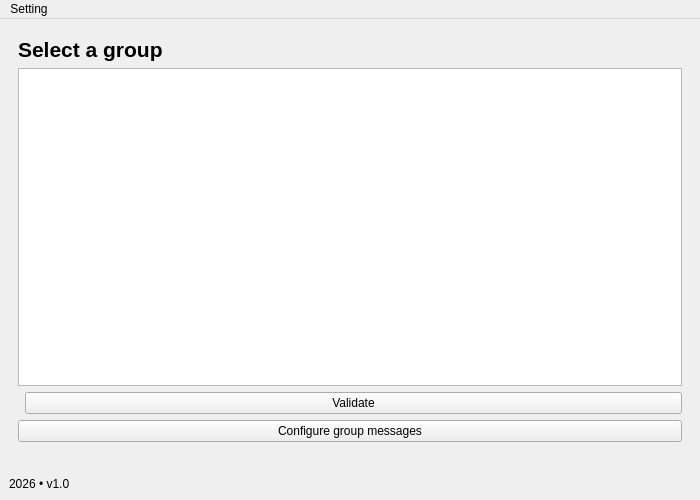
First picture: the form in app/ui/telegram_mql_ui.ui, repository Vincannes/TelegramMQL5, before the edit.
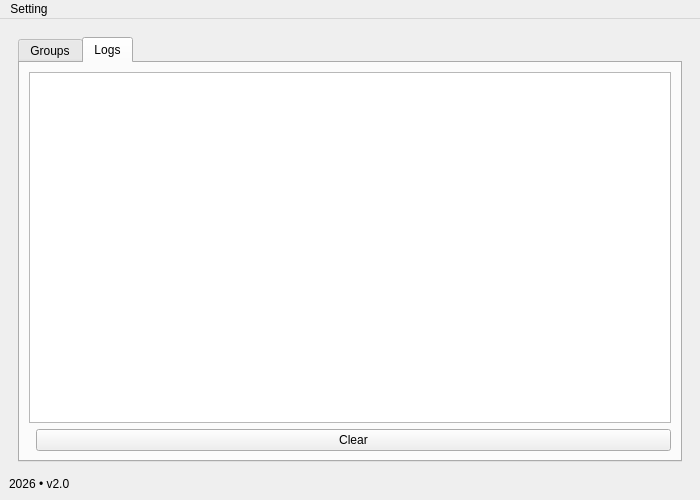
Second picture: the form after the edit. The open tabs and pages were chosen to show the change.

What changed in the file:
```diff
--- a/app/ui/telegram_mql_ui.ui
+++ b/app/ui/telegram_mql_ui.ui
@@ -443,22 +443,37 @@
       <!-- ================= PAGE GROUPS ================= -->
       <widget class="QWidget" name="page_groups">
        <layout class="QVBoxLayout" name="page2Layout">
+
+        <item>
+         <widget class="QTabWidget" name="tabWidget">
+
+          <!-- TAB: Groups -->
+          <widget class="QWidget" name="tabGroups">
+           <attribute name="title">
+            <string>Groups</string>
+           </attribute>
+           <layout class="QVBoxLayout" name="tabGroupsLayout">
+
         <item>
          <widget class="QLabel" name="titleGroups">
           <property name="font">
            <font>
-            <pointsize>16</pointsize>
+                <pointsize>14</pointsize>
             <bold>true</bold>
            </font>
           </property>
           <property name="text">
-           <string>Select a group</string>
+               <string>Select groups</string>
           </property>
          </widget>
         </item>
 
         <item>
-         <widget class="QListWidget" name="listGroups"/>
+             <widget class="QListWidget" name="listGroups">
+              <property name="selectionMode">
+               <enum>QAbstractItemView::SelectionMode::NoSelection</enum>
+              </property>
+             </widget>
         </item>
 
         <item>
@@ -488,7 +503,6 @@
         </widget>
        </item>
 
-        <!-- Status label -->
         <item>
          <widget class="QLabel" name="labelStatus">
           <property name="text">
@@ -506,6 +520,55 @@
        </layout>
       </widget>
 
+          <!-- TAB: Logs -->
+          <widget class="QWidget" name="tabLogs">
+           <attribute name="title">
+            <string>Logs</string>
+           </attribute>
+           <layout class="QVBoxLayout" name="tabLogsLayout">
+            <item>
+             <widget class="QTextEdit" name="logTextEdit">
+              <property name="readOnly">
+               <bool>true</bool>
+              </property>
+              <property name="lineWrapMode">
+               <enum>QTextEdit::LineWrapMode::NoWrap</enum>
+              </property>
+              <property name="font">
+               <font>
+                <family>Courier New</family>
+                <pointsize>9</pointsize>
+               </font>
+              </property>
+             </widget>
+            </item>
+            <item>
+             <layout class="QHBoxLayout" name="logActionsLayout">
+              <item>
+               <spacer name="spacerLogActions">
+                <property name="orientation">
+                 <enum>Qt::Orientation::Horizontal</enum>
+                </property>
+               </spacer>
+              </item>
+              <item>
+               <widget class="QPushButton" name="btnClearLogs">
+                <property name="text">
+                 <string>Clear</string>
+                </property>
+               </widget>
+              </item>
+             </layout>
+            </item>
+           </layout>
+          </widget>
+
+         </widget>
+        </item>
+
+       </layout>
+      </widget>
+
      </widget>
     </item>
 
@@ -516,7 +579,7 @@
       <item>
        <widget class="QLabel" name="footerVersion">
         <property name="text">
-         <string>2026 • v1.0</string>
+         <string>2026 • v2.0</string>
         </property>
         <property name="alignment">
          <set>Qt::AlignmentFlag::AlignLeft</set>
```
Lines whose indentation alone changed are shown as unchanged.
